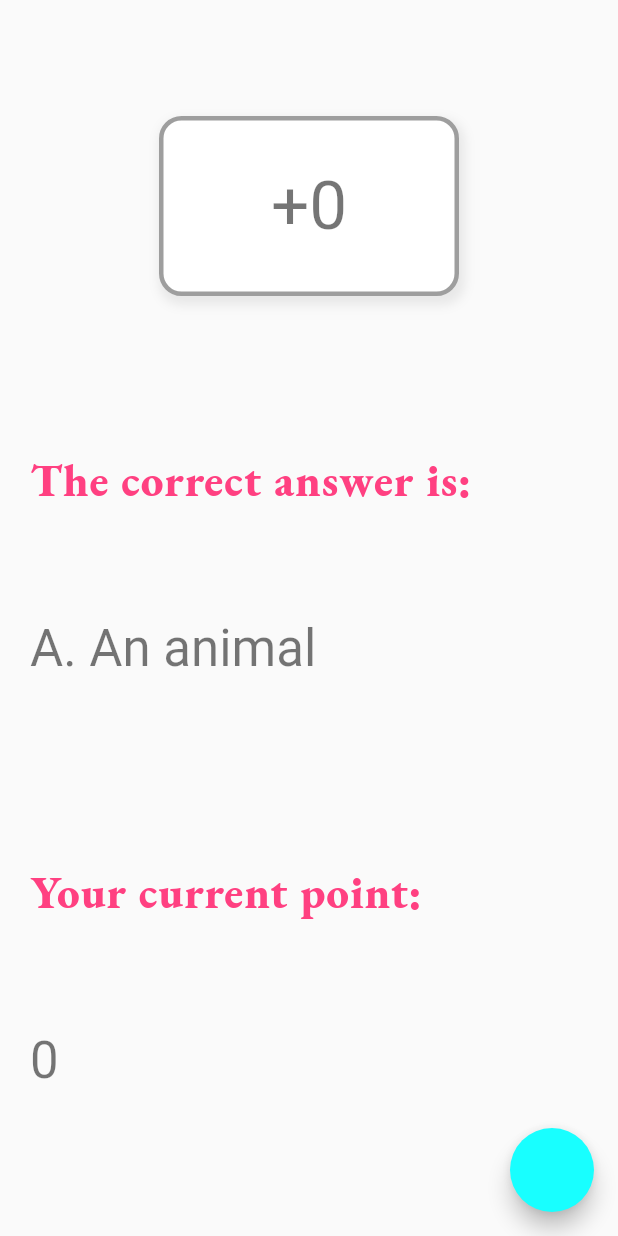
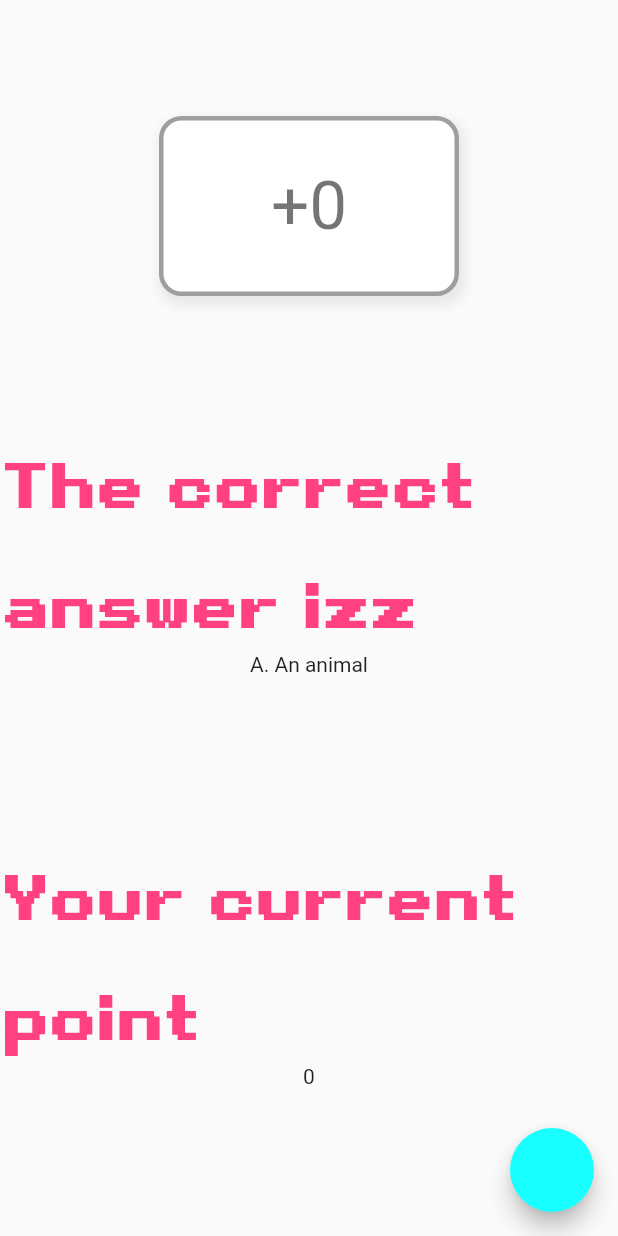
Before and after one commit to tnlong311/trivia-app, a Flutter app: the AnswerRevealPage screen opened by its route, on a phone screen of 412 x 824 dp. Run offline on Flutter 3.47's test engine with Material 2 defaults, Android fonts, the phone set to English and light mode, and no system bars; our stand-ins replace get.

Commit message:
Revert "question reveal styling"
This reverts commit 13cc8830847c1798180152a7271e1e0d9b1351b1.

```diff
--- a/lib/views/pages/question_template/answer_reveal_page.dart
+++ b/lib/views/pages/question_template/answer_reveal_page.dart
@@ -27,11 +27,11 @@ class AnswerRevealPage extends StatelessWidget {
           ),
           Expanded(
             flex: 1,
-            child: CorrectAnswerWidget(header: "The correct answer is:", content: _questionController.fullCorrectAnswer),
+            child: CorrectAnswerWidget(header: "The correct answer izz", content: _questionController.fullCorrectAnswer),
           ),
           Expanded(
             flex: 1,
-            child: CorrectAnswerWidget(header: "Your current point:", content: _questionController.currentPoint.toString()),
+            child: CorrectAnswerWidget(header: "Your current point", content: _questionController.currentPoint.toString()),
           ),
         ],
       )),
--- a/lib/views/widgets/CorrectAnswerWidget.dart
+++ b/lib/views/widgets/CorrectAnswerWidget.dart
@@ -1,4 +1,4 @@
-import 'package:flutter/material.dart';
+import 'package:flutter/cupertino.dart';
 
 import '../../consts/app_styles.dart';
 
@@ -12,24 +12,11 @@ class CorrectAnswerWidget extends StatelessWidget {
 
   @override
   Widget build(BuildContext context) {
-    return Container(
-      margin: const EdgeInsets.symmetric(horizontal: 20, vertical: 10),
-      child: Column(
-          crossAxisAlignment: CrossAxisAlignment.stretch,
-          children: [
-            Expanded(
-              child: Text(
-                header,
-                style: triviaHeading2,
-              ),
-            ),
-            Expanded(
-              child: Text(
-                content,
-                style: Theme.of(context).textTheme.headline4,
-              ),
-            ),
-          ]),
-    );
+    return Column(children: [
+      Text(header, style: triviaHeading1),
+      Text(
+        content,
+      ),
+    ]);
   }
 }
```
